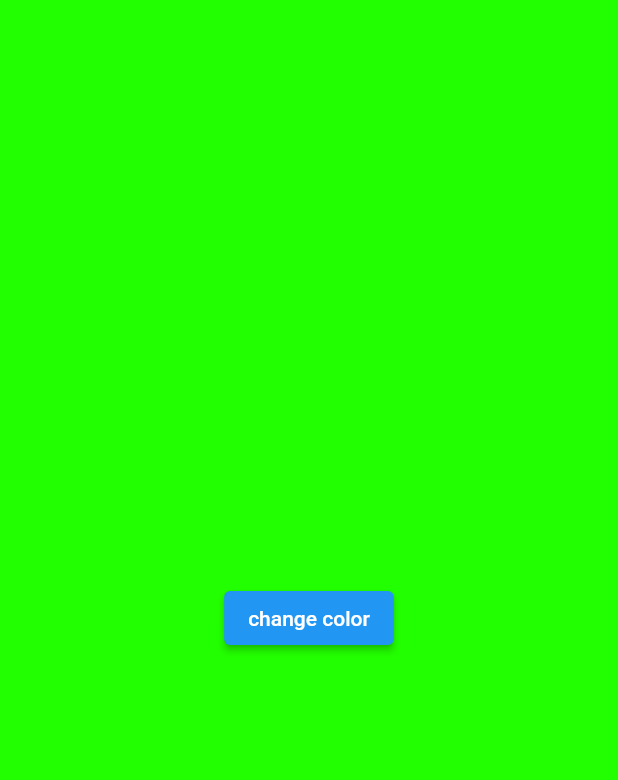
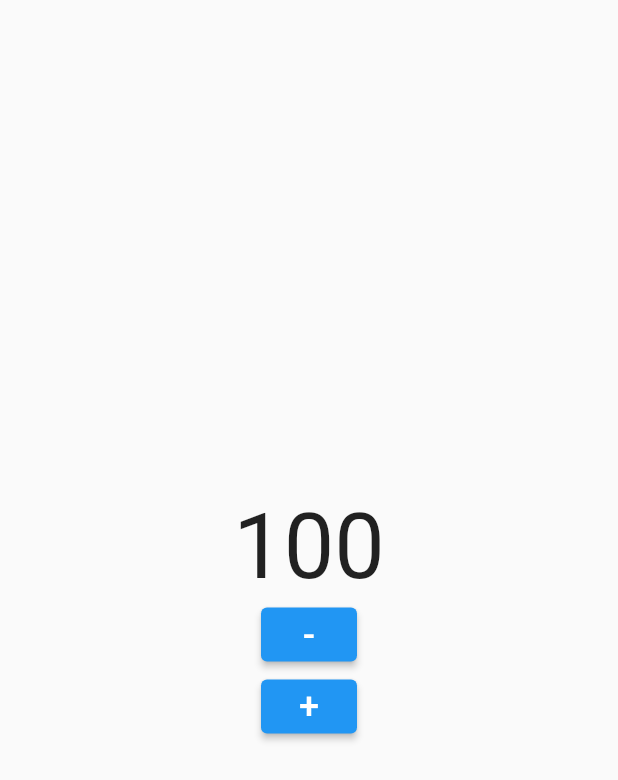
Before and after one commit to amirahmadadibi/simple_bloc, a Flutter app: the screen it shows after launch, on a phone screen of 412 x 824 dp. Shown: the top 780 px of the screen. Run offline on Flutter 3.47's test engine with Material 2 defaults, Android fonts, the phone set to English and light mode, and no system bars; our stand-ins replace flutter_bloc.

Commit message:
week14 E22 counter application with bloc

```diff
--- /dev/null
+++ b/lib/bloc/counter_bloc/counter_bloc.dart
@@ -0,0 +1,16 @@
+import 'package:flutter_basic_flutter_application/bloc/counter_bloc/counter_event.dart';
+import 'package:flutter_basic_flutter_application/bloc/counter_bloc/counter_state.dart';
+import 'package:flutter_bloc/flutter_bloc.dart';
+
+class CounterBloc extends Bloc<CounterEvent, CounterState> {
+  int counter = 100;
+  CounterBloc() : super(CounterInit(100)) {
+    on<DecreamentPressed>((event, emit) {
+      emit(UpdatedCounter(--counter));
+    });
+
+    on<IncreaementPressed>((event, emit) {
+      emit(UpdatedCounter(++counter));
+    });
+  }
+}
--- /dev/null
+++ b/lib/bloc/counter_bloc/counter_event.dart
@@ -0,0 +1,5 @@
+abstract class CounterEvent {}
+
+class IncreaementPressed extends CounterEvent {}
+
+class DecreamentPressed extends CounterEvent {}
--- /dev/null
+++ b/lib/bloc/counter_bloc/counter_state.dart
@@ -0,0 +1,11 @@
+abstract class CounterState {}
+
+class CounterInit extends CounterState {
+  int counter;
+  CounterInit(this.counter);
+}
+
+class UpdatedCounter extends CounterState {
+  int counter;
+  UpdatedCounter(this.counter);
+}
--- a/lib/main.dart
+++ b/lib/main.dart
@@ -1,5 +1,7 @@
 import 'package:flutter/material.dart';
+import 'package:flutter_basic_flutter_application/bloc/counter_bloc/counter_bloc.dart';
 import 'package:flutter_basic_flutter_application/bloc/home_bloc.dart';
+import 'package:flutter_basic_flutter_application/ui/counter_screen.dart';
 import 'package:flutter_basic_flutter_application/ui/home_screen.dart';
 import 'package:flutter_bloc/flutter_bloc.dart';
 
@@ -14,8 +16,8 @@ class MyApp extends StatelessWidget {
   Widget build(BuildContext context) {
     return MaterialApp(
       home: BlocProvider(
-        create: (context) => HomeBloc(),
-        child: HomeScreen(),
+        create: (context) => CounterBloc(),
+        child: CounterScreen(),
       ),
     );
   }
--- /dev/null
+++ b/lib/ui/counter_screen.dart
@@ -0,0 +1,64 @@
+import 'package:flutter/material.dart';
+import 'package:flutter/src/widgets/container.dart';
+import 'package:flutter/src/widgets/framework.dart';
+import 'package:flutter_basic_flutter_application/bloc/counter_bloc/counter_bloc.dart';
+import 'package:flutter_basic_flutter_application/bloc/counter_bloc/counter_state.dart';
+import 'package:flutter_bloc/flutter_bloc.dart';
+
+import '../bloc/counter_bloc/counter_event.dart';
+
+class CounterScreen extends StatefulWidget {
+  const CounterScreen({super.key});
+
+  @override
+  State<CounterScreen> createState() => _CounterScreenState();
+}
+
+class _CounterScreenState extends State<CounterScreen> {
+  @override
+  Widget build(BuildContext context) {
+    return Scaffold(
+      body: SafeArea(
+        child: Center(
+          child: Column(
+            mainAxisSize: MainAxisSize.min,
+            children: [
+              BlocBuilder<CounterBloc, CounterState>(
+                  builder: ((context, state) {
+                if (state is CounterInit) {
+                  return Text(
+                    '${state.counter}',
+                    style: TextStyle(fontSize: 60),
+                  );
+                }
+                if (state is UpdatedCounter) {
+                  return Text(
+                    '${state.counter}',
+                    style: TextStyle(fontSize: 60),
+                  );
+                }
+                return Text('error');
+              })),
+              ElevatedButton(
+                  onPressed: () {
+                    context.read<CounterBloc>().add(DecreamentPressed());
+                  },
+                  child: Text(
+                    '-',
+                    style: TextStyle(fontSize: 24),
+                  )),
+              ElevatedButton(
+                  onPressed: () {
+                    context.read<CounterBloc>().add(IncreaementPressed());
+                  },
+                  child: Text(
+                    '+',
+                    style: TextStyle(fontSize: 24),
+                  ))
+            ],
+          ),
+        ),
+      ),
+    );
+  }
+}
```
